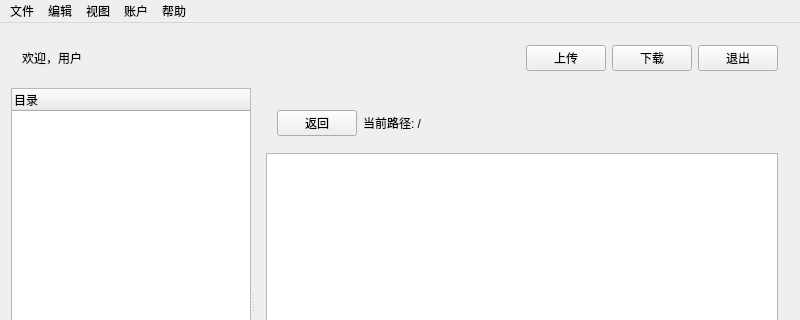
Above: WangPanClient/mainwindow.ui from frankenstein27/MyNetDisk before the change; both pictures show x 0 to 800 and y 0 to 320 of the 800 by 600 pixel window. Below: the same form after it.
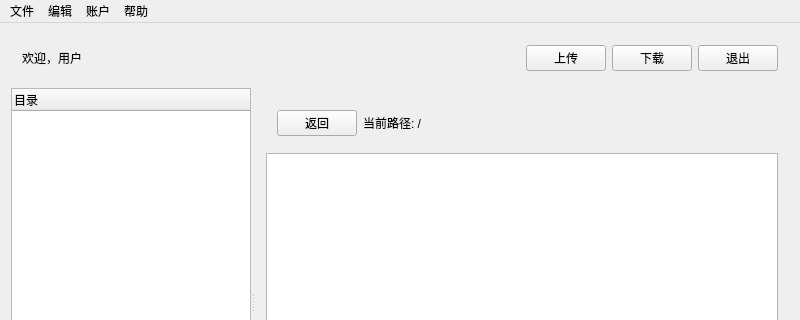
That is the form after the change.

Diff of the .ui file:
```diff
--- a/WangPanClient/mainwindow.ui
+++ b/WangPanClient/mainwindow.ui
@@ -230,12 +230,6 @@
     <addaction name="actionCut"/>
     <addaction name="actionPaste"/>
    </widget>
-   <widget class="QMenu" name="menuView">
-    <property name="title">
-     <string>视图</string>
-    </property>
-    <addaction name="actionRefresh"/>
-   </widget>
    <widget class="QMenu" name="menuAccount">
     <property name="title">
      <string>账户</string>
@@ -251,7 +245,6 @@
    </widget>
    <addaction name="menuFile"/>
    <addaction name="menuEdit"/>
-   <addaction name="menuView"/>
    <addaction name="menuAccount"/>
    <addaction name="menuHelp"/>
   </widget>
```
Left out of the diff: 24 changed lines with no effect on the pictures.
